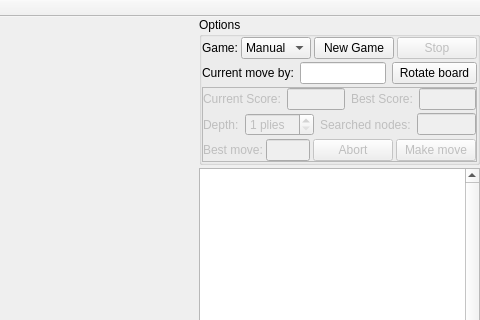
Before: the Qt Designer form src/chess/chess.ui in alekho77/chai, drawn with Qt 5; both pictures show x 196 to 676 and y 0 to 320 of the 676 by 437 pixel window.
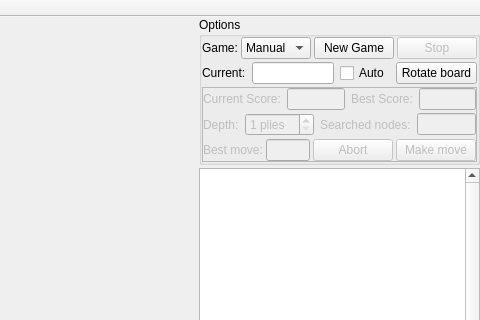
After: the same form once the commit is applied. Icons and pictures are not drawn. Custom widgets are drawn as their Qt base class.

Commit message: Implemented rotation the board.

Patch:
```diff
--- a/src/chess/chess.ui
+++ b/src/chess/chess.ui
@@ -183,7 +183,7 @@
               </sizepolicy>
              </property>
              <property name="text">
-              <string>Current move by:</string>
+              <string>Current:</string>
              </property>
             </widget>
            </item>
@@ -203,6 +203,19 @@
              </property>
             </widget>
            </item>
+           <item>
+            <widget class="QCheckBox" name="checkBoxAutoRotate">
+             <property name="sizePolicy">
+              <sizepolicy hsizetype="Maximum" vsizetype="Fixed">
+               <horstretch>0</horstretch>
+               <verstretch>0</verstretch>
+              </sizepolicy>
+             </property>
+             <property name="text">
+              <string>Auto</string>
+             </property>
+            </widget>
+           </item>
            <item>
             <widget class="QPushButton" name="pushButtonRotate">
              <property name="sizePolicy">
```
Left out of the diff: 37 changed lines with no effect on the pictures. The commit also changes 2 other files.
